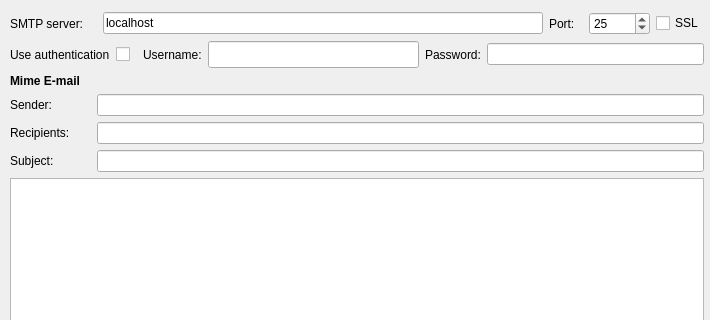
Above: demos/demo2/sendemail.ui from cutelyst/simple-mail before the change; both pictures show x 0 to 710 and y 0 to 320 of the 710 by 556 pixel window. Below: the same form after it.
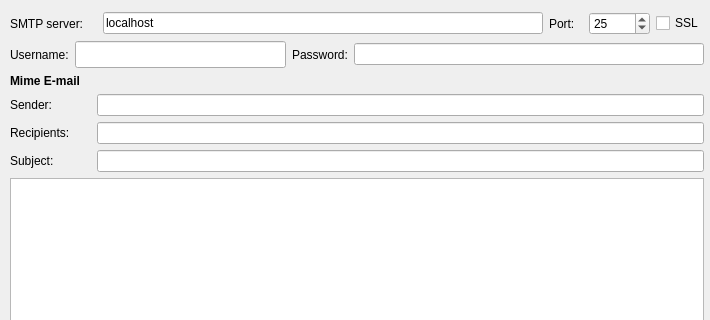
That is the form after the change.

Commit message: Move Sender methods for connecting to private class

```diff
--- a/demos/demo2/sendemail.ui
+++ b/demos/demo2/sendemail.ui
@@ -95,43 +95,7 @@
     <item>
      <layout class="QHBoxLayout" name="horizontalLayout_6">
       <item>
-       <layout class="QHBoxLayout" name="horizontalLayout_3">
-        <item>
-         <widget class="QLabel" name="label_4">
-          <property name="font">
-           <font>
-            <weight>50</weight>
-            <bold>false</bold>
-           </font>
-          </property>
-          <property name="text">
-           <string>Use authentication</string>
-          </property>
-         </widget>
-        </item>
-        <item>
-         <widget class="QCheckBox" name="auth">
-          <property name="minimumSize">
-           <size>
-            <width>21</width>
-            <height>21</height>
-           </size>
-          </property>
-          <property name="maximumSize">
-           <size>
-            <width>21</width>
-            <height>21</height>
-           </size>
-          </property>
-          <property name="text">
-           <string/>
-          </property>
-          <property name="tristate">
-           <bool>false</bool>
-          </property>
-         </widget>
-        </item>
-       </layout>
+       <layout class="QHBoxLayout" name="horizontalLayout_3"/>
       </item>
       <item>
        <layout class="QHBoxLayout" name="horizontalLayout_4">
```
The commit also changes 11 other files.
